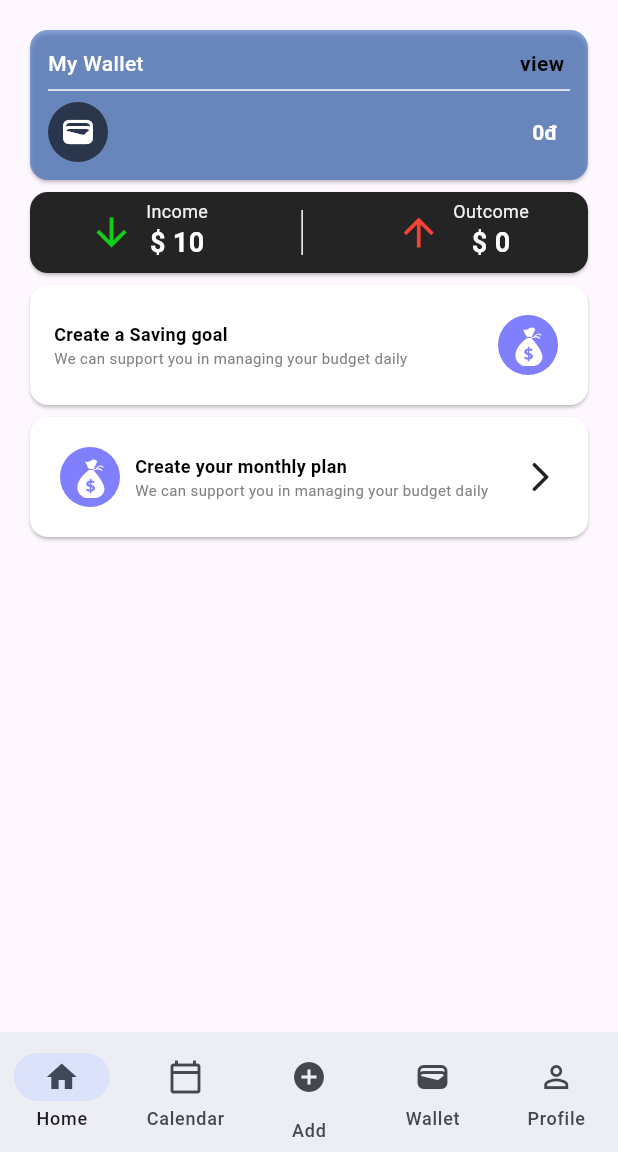
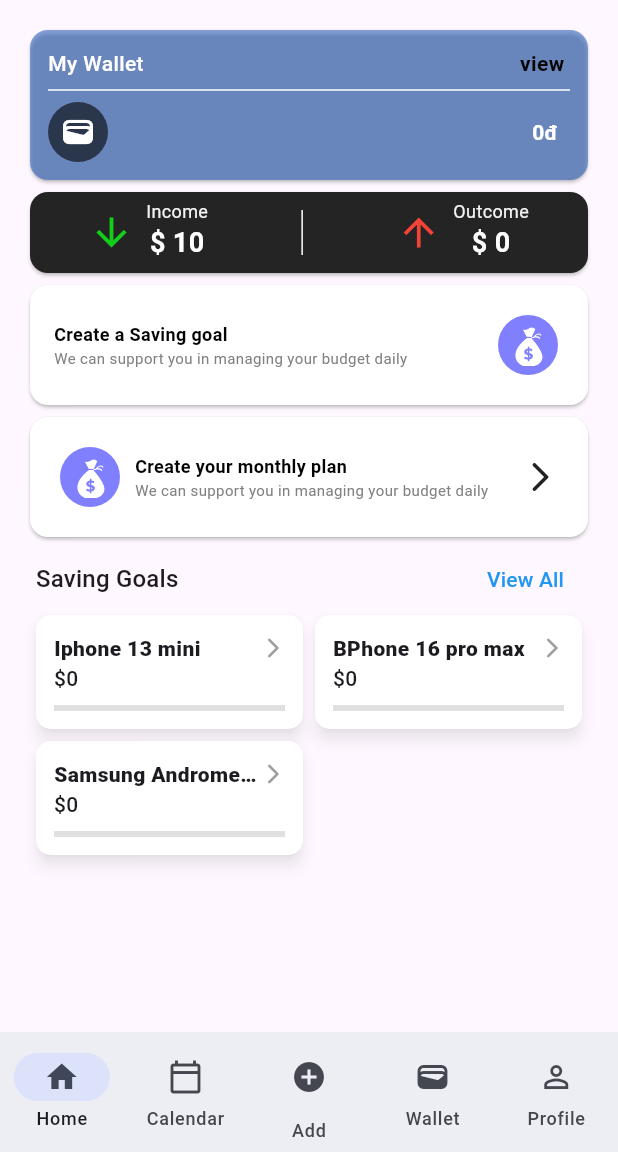
Before and after one commit to RMIT-Budgetly/budgetly, a Flutter app: the screen it shows once a user with an empty profile is signed in, on a phone screen of 412 x 824 dp, the part 84-1236 px from its top. Run offline on Flutter 3.47's test engine with Material 3 defaults, Android fonts, the phone set to English and light mode, and no system bars; our stand-ins replace cloud_firestore, firebase_auth, firebase_core, firebase_storage, flutter_svg, google_sign_in and 2 more; missing offline and left inert: dart:ffi; accounts and stored records are empty.

Commit message:
UI home page phuc (#17)
* added selection

* added selection

* Saving goals added

---------

Co-authored-by: Hankaji <81313185+Hankaji@users.noreply.github.com>

```diff
--- a/lib/pages/home_page/home.dart
+++ b/lib/pages/home_page/home.dart
@@ -1,6 +1,8 @@
 import 'package:flutter/material.dart';
 import 'package:flutter_svg/flutter_svg.dart';
 import 'package:personal_finance/components/side_bar.dart';
+import 'package:personal_finance/components/tracking_selection.dart';
+import 'package:personal_finance/pages/home_page/tracking_section.dart';
 
 class HomePage extends StatelessWidget {
   const HomePage({super.key});
@@ -33,7 +35,8 @@ class HomePage extends StatelessWidget {
         //   onPressed: () {},
         // ),
       ),
-      body: Container(
+      body: SingleChildScrollView(
+        child: Container(
           margin: const EdgeInsets.all(16.0),
           // color: Colors.black,
           child: Column(
@@ -43,8 +46,28 @@ class HomePage extends StatelessWidget {
               // financeStatus(),
               const FinancialStatusCard(),
               introductionCard(iconMoney, context),
-            callToAction(iconMoney,context),
+              callToAction(iconMoney, context),
+
+              // Data added here is tested only, remove this on production
+              const TrackingSection(
+                sectionName: 'Saving Goals',
+                items: <TrackingSectionItem>[
+                  TrackingSectionItem(
+                    itemTitle: 'Iphone 13 mini',
+                    amount: 1000,
+                  ),
+                  TrackingSectionItem(
+                    itemTitle: 'BPhone 16 pro max',
+                    amount: 1000,
+                  ),
+                  TrackingSectionItem(
+                    itemTitle: 'Samsung Andromeda 7',
+                    amount: 1000,
+                  ),
                 ],
+              ),
+            ],
+          ),
         ),
       ),
       bottomNavigationBar: navigationBar(context),
@@ -53,7 +76,9 @@ class HomePage extends StatelessWidget {
 
   InkWell callToAction(Container iconMoney, BuildContext context) {
     return InkWell(
-      onTap: () {Navigator.pushNamed(context, '/weekly_plan_form');},
+      onTap: () {
+        Navigator.pushNamed(context, '/weekly_plan_form');
+      },
       child: Card(
         color: Colors.white,
         child: Padding(
@@ -106,7 +131,9 @@ class HomePage extends StatelessWidget {
 
   InkWell introductionCard(Container iconMoney, BuildContext context) {
     return InkWell(
-      onTap: () {Navigator.pushNamed(context, '/add_goal');},
+      onTap: () {
+        Navigator.pushNamed(context, '/add_goal');
+      },
       child: Card(
         color: Colors.white,
         child: Padding(
@@ -241,7 +268,12 @@ class HomePage extends StatelessWidget {
           icon: IconButton(
             icon: const Icon(Icons.add_circle),
             onPressed: () {
-              Navigator.pushNamed(context, '/add_expenses');
+              // Navigator.pushNamed(context, '/add_expenses');
+              showDialog(
+                  context: context,
+                  builder: (context) {
+                    return const TrackingSelection();
+                  });
             },
           ),
           label: 'Add',
--- a/lib/pages/home_page/tracking_section.dart
+++ b/lib/pages/home_page/tracking_section.dart
@@ -1,11 +1,14 @@
 import 'package:flutter/material.dart';
+import 'package:flutter_staggered_grid_view/flutter_staggered_grid_view.dart';
 
 class TrackingSection extends StatefulWidget {
   final String sectionName;
   final List<TrackingSectionItem> items;
 
   const TrackingSection(
-      {super.key, required this.sectionName, this.items = const []});
+      {super.key,
+      required this.sectionName,
+      this.items = const <TrackingSectionItem>[]});
 
   @override
   State<TrackingSection> createState() => _TrackingSectionState();
@@ -14,7 +17,10 @@ class TrackingSection extends StatefulWidget {
 class _TrackingSectionState extends State<TrackingSection> {
   @override
   Widget build(BuildContext context) {
-    return Column(
+    return Padding(
+      padding: const EdgeInsets.only(bottom: 16, left: 8, right: 8),
+      child: Column(
+        mainAxisSize: MainAxisSize.min,
         children: [
           Row(
             children: [
@@ -34,11 +40,14 @@ class _TrackingSectionState extends State<TrackingSection> {
               ),
             ],
           ),
-        GridView.count(
+          StaggeredGrid.count(
               crossAxisCount: 2,
-          crossAxisSpacing: 10.0,
+              axisDirection: AxisDirection.down,
+              crossAxisSpacing: 8,
+              mainAxisSpacing: 8,
+              children: widget.items),
+        ],
       ),
-      ],
     );
   }
 }
@@ -76,38 +85,57 @@ class _TrackingSectionItemState extends State<TrackingSectionItem> {
 
   @override
   Widget build(BuildContext context) {
-    return Container(
-      decoration: ShapeDecoration(
-        shape: RoundedRectangleBorder(
+    return Material(
+      color: Colors.white,
       borderRadius: BorderRadius.circular(10),
-        ),
-        color: Colors.white,
-      ),
+      shadowColor: Colors.black.withOpacity(0.4),
+      elevation: 4,
+      clipBehavior: Clip.hardEdge,
+      child: InkWell(
+        onTap: () {},
+        child: Ink(
+          padding: const EdgeInsets.all(12),
           child: Column(
+            crossAxisAlignment: CrossAxisAlignment.stretch,
             children: <Widget>[
               Row(
                 children: [
-              Text(
+                  Expanded(
+                    child: Text(
                       widget.itemTitle,
-                style: Theme.of(context).textTheme.titleSmall,
+                      maxLines: 1,
+                      style: const TextStyle(
+                        fontSize: 14,
+                        fontWeight: FontWeight.w800,
+                        overflow: TextOverflow.ellipsis,
                       ),
-              const Spacer(),
+                    ),
+                  ),
+                  // const Spacer(),
                   const Icon(
                     Icons.arrow_forward_ios_rounded,
+                    size: 16,
                     color: Colors.grey,
                   ),
                 ],
               ),
               Text(
-            _amount.toString(),
-            style: Theme.of(context).textTheme.titleMedium,
+                "\$$_amount",
+                textAlign: TextAlign.left,
+                style: Theme.of(context).textTheme.titleSmall,
+              ),
+              const SizedBox(
+                height: 8,
               ),
               LinearProgressIndicator(
                 value: _progress,
                 backgroundColor: Colors.grey[300],
-            valueColor: const AlwaysStoppedAnimation<Color>(Colors.blue),
+                valueColor:
+                    const AlwaysStoppedAnimation<Color>(Color(0xFFE0533D)),
               ),
             ],
+          ),
+        ),
       ),
     );
   }
--- a/pubspec.yaml
+++ b/pubspec.yaml
@@ -34,6 +34,7 @@ dependencies:
   # Use with the CupertinoIcons class for iOS style icons.
   cupertino_icons: ^1.0.2
   flutter_svg: ^2.0.9
+  flutter_staggered_grid_view: ^0.7.0
   # persistent_bottom_nav_bar: ^5.0.2
   permission_handler: ^8.2.2
   contacts_service: ^0.6.3
```
Also changed, not shown: lib/components/tracking_selection.dart (added, +111 -0 lines), assets/icons/expense-svgrepo-com.svg (added), pubspec.lock. Lines whose indentation alone changed are shown as unchanged.
